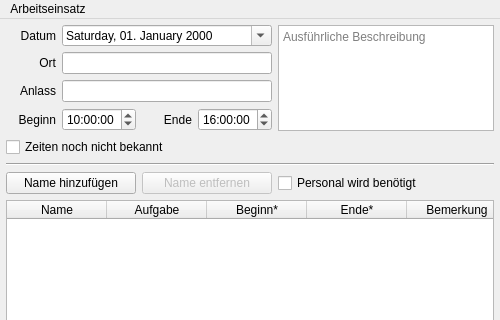
Above: Programm/activitywindow.ui from philjosch/Einsatzplaner before the change; both pictures show x 0 to 500 and y 0 to 320 of the 500 by 500 pixel window. Below: the same form after it.
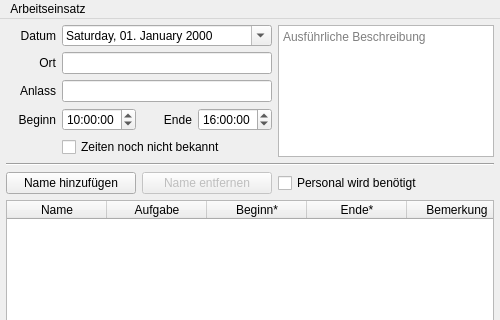
That is the form after the change.

Commit message:
Unbekannte Zeiten
Die Checkbox erzeugt etzt die gewüscnhte Fuktion.
Ausführliches Testen muss noch erfolgen.

```diff
--- a/Programm/activitywindow.ui
+++ b/Programm/activitywindow.ui
@@ -255,14 +255,7 @@
       </property>
      </widget>
     </item>
-    <item row="4" column="0" colspan="4">
-     <widget class="QCheckBox" name="checkUnbekannt">
-      <property name="text">
-       <string>Zeiten noch nicht bekannt</string>
-      </property>
-     </widget>
-    </item>
-    <item row="0" column="4" rowspan="4">
+    <item row="0" column="4" rowspan="5">
      <widget class="QPlainTextEdit" name="plainBeschreibung">
       <property name="sizePolicy">
        <sizepolicy hsizetype="Expanding" vsizetype="MinimumExpanding">
@@ -278,6 +271,13 @@
       </property>
      </widget>
     </item>
+    <item row="4" column="1" colspan="3">
+     <widget class="QCheckBox" name="checkZeiten">
+      <property name="text">
+       <string>Zeiten noch nicht bekannt</string>
+      </property>
+     </widget>
+    </item>
    </layout>
   </widget>
   <widget class="QMenuBar" name="menubar">
```
Left out of the diff: 2 changed lines with no effect on the pictures. The commit also changes 14 other files.
